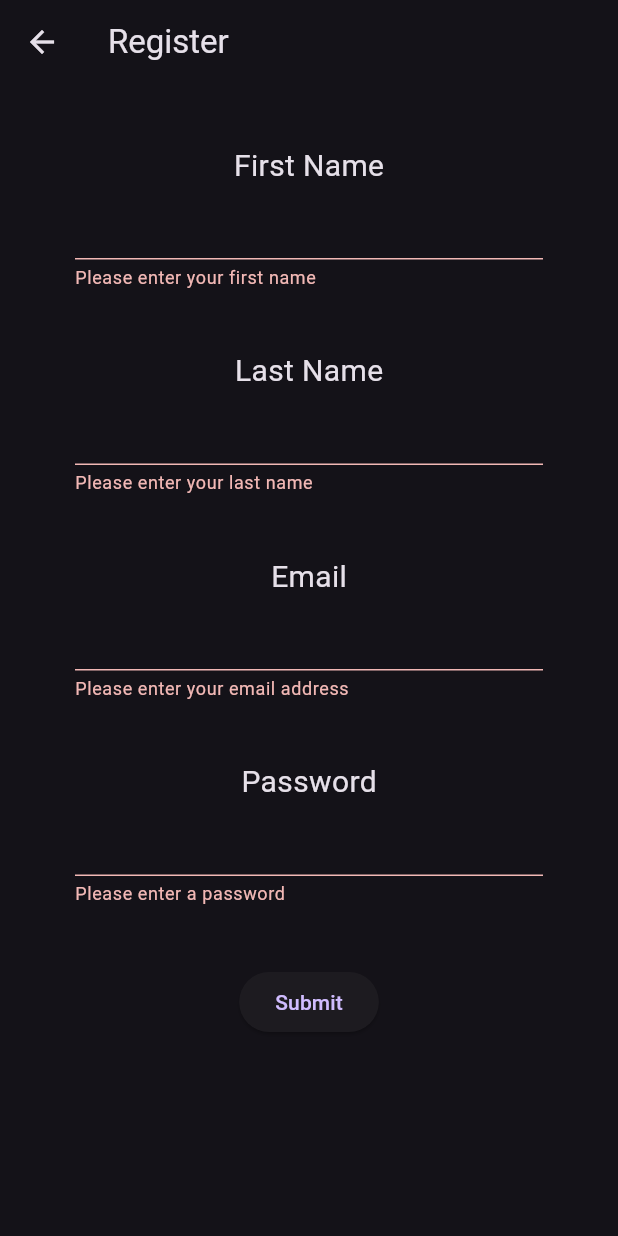
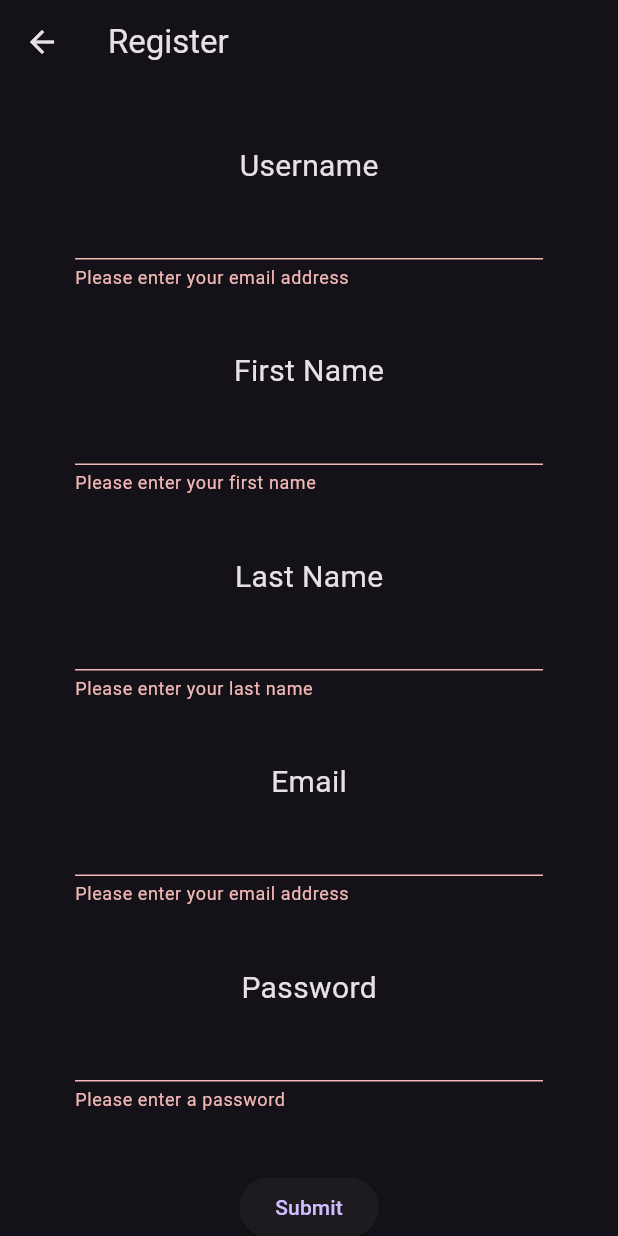
Before and after one commit to AnEdgyVeggie/ServiceVoice, a Flutter app: the Register screen opened by its route, after a tap on "Submit", on a phone screen of 412 x 824 dp. Run offline on Flutter 3.47's test engine with Material 3 defaults, Android fonts, the light colour scheme and no system bars; our stand-ins replace sqflite; accounts and stored records are empty.

Commit message:
cleaned up some warnings

```diff
--- a/lib/classes/user.dart
+++ b/lib/classes/user.dart
@@ -12,12 +12,7 @@ class User {
   Image? profilePicture;
 
 
-  User({id, required username, required firstName, required lastName, required email, required password}) {
-    this.username = username;
-    this.firstName = firstName;
-    this.lastName = lastName!;
-    this.email = email;
-    this.password = password;
+  User({id, required this.username, required this.firstName, required this.lastName, required this.email, required this.password}) {
     globalID++;
   }
 
@@ -41,6 +36,6 @@ class User {
 
   @override
   String toString() {
-    return 'id: ${id} \nusername: ${username} \nname: ${firstName} ${lastName} \nemail: ${email}';
+    return 'id: $id \nusername: $username \nname: $firstName $lastName \nemail: $email';
   }
 }
--- a/lib/components/register.dart
+++ b/lib/components/register.dart
@@ -2,7 +2,6 @@
 import 'package:flutter/material.dart';
 import 'package:service_voice/classes/user.dart';
 import 'package:service_voice/database/database_handler.dart';
-import 'package:sqflite/sqflite.dart';
 import '../constants/fonts.dart';
 import '../constants/regex.dart';
 
@@ -20,6 +19,7 @@ final _formKey = GlobalKey<FormState>();
 
 // Set the text editing controllers for the register flow
 TextEditingController
+userControl = TextEditingController(),
 emailControl = TextEditingController(),
 fNameControl = TextEditingController(),
 lNameControl = TextEditingController(),
@@ -44,9 +44,30 @@ confirmPassControl = TextEditingController();
           child:  ListView(
            children: <Widget>[
 
+            // USERNAME ================================
+            Padding(
+              padding: const EdgeInsets.only(top: 40, bottom: 40),
+              child: Column(
+                children: <Widget>[
+                  const Text('Username',
+                  style: formLabel,
+                  ),
+                  TextFormField(
+                    controller: userControl,
+                    validator: (value) {
+                      if (value == null || value.isEmpty) {
+                        return "Please enter your email address";
+                      } return "Username works!";
+                    }
+                  )
+                ],
+              )
+            ),
+
+
             // FIRST NAME =============================
             Padding(
-              padding:const EdgeInsets.only(top: 40, bottom: 40),
+              padding:const EdgeInsets.only(bottom: 40),
               child: Column(
                 children: <Widget> [
                   const Text('First Name',
@@ -162,8 +183,9 @@ confirmPassControl = TextEditingController();
                     if (_formKey.currentState!.validate()) {
 
                     }
-                      User newUser = User(username: 'first user', firstName: fNameControl.text, lastName: lNameControl.text, email: emailControl.text, password: passControl.text);
+                      User newUser = User(username: userControl.text, firstName: fNameControl.text, lastName: lNameControl.text, email: emailControl.text, password: passControl.text);
                       await DatabaseHandler.addUser(newUser);
+                      // ignore: avoid_print
                       print('updated DB');
                     return;
                   },)
--- a/lib/database/database_handler.dart
+++ b/lib/database/database_handler.dart
@@ -9,20 +9,22 @@ class DatabaseHandler {
   static Future<Database> _getDB() async {
     return openDatabase(join(await getDatabasesPath(), _dbname),
     onCreate: (db, version) async => await db.execute(
-    "create table users ( " +
-    "id                  int             PRIMARY KEY," +
-    "username         VARCHAR(255)       NOT NULL," +
-    "first_name          VARCHAR(255)    NOT NULL," +
-    "last_name           VARCHAR(255)," +
-    "email               VARCHAR(255)    NOT NULL," +
-    "password            VARCHAR(255)    NOT NULL," +
+    // ignore: prefer_interpolation_to_compose_strings
+    "create table users ( "
+    "id                  int             PRIMARY KEY,"
+    "username         VARCHAR(255)       NOT NULL,"
+    "first_name          VARCHAR(255)    NOT NULL,"
+    "last_name           VARCHAR(255),"
+    "email               VARCHAR(255)    NOT NULL,"
+    "password            VARCHAR(255)    NOT NULL,"
     "profile_picture     blob            DEFAULT null)"
     ), version: _version);
   }
 
 
   static Future<int> addUser(User newUser) async {
-    print('ADD: ' + newUser.toString());
+    // ignore: avoid_print
+    print('ADD:  $newUser.toString()');
     final db = await _getDB();
     return await db.insert("users", newUser.toJson(), conflictAlgorithm: ConflictAlgorithm.replace);
   }
```
Also changed, not shown: lib/components/login.dart (+26 -8 lines).
